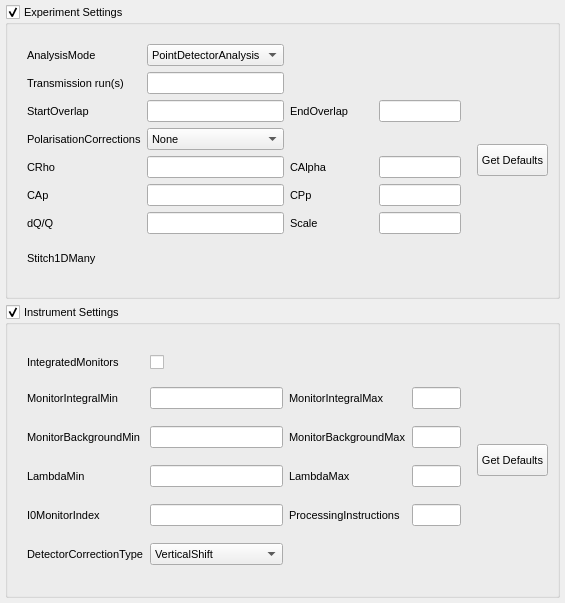
This is qt/scientific_interfaces/ISISReflectometry/ReflSettingsWidget.ui in mantidproject/mantid as Qt 5 draws it before an edit. The edited form follows.
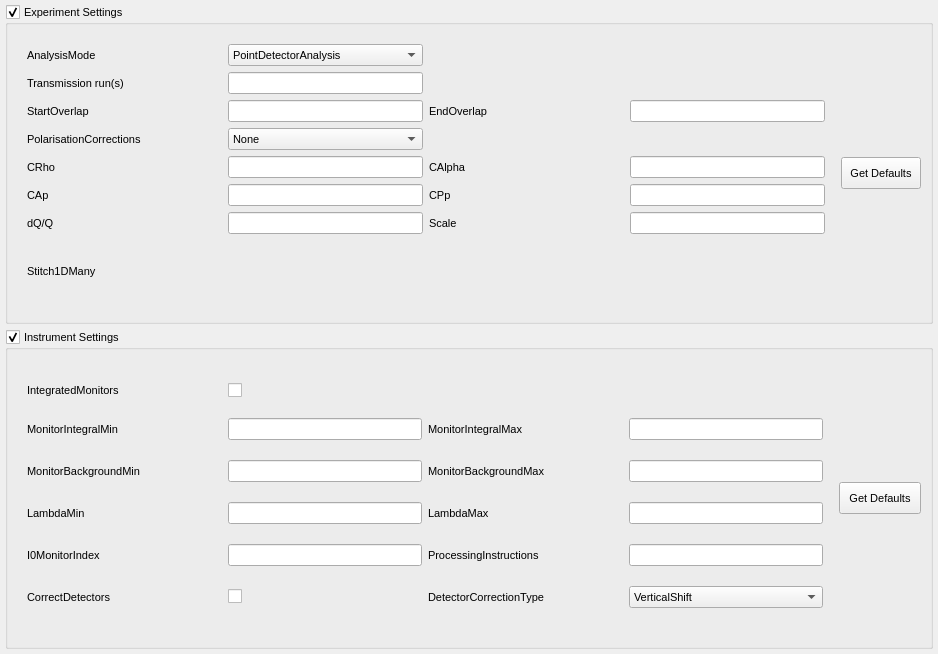
This is the edited form.

Commit message: Re #21337: Made ui file changes to include extra checkbox.

What changed in the file:
```diff
--- a/qt/scientific_interfaces/ISISReflectometry/ReflSettingsWidget.ui
+++ b/qt/scientific_interfaces/ISISReflectometry/ReflSettingsWidget.ui
@@ -6,8 +6,8 @@
    <rect>
     <x>0</x>
     <y>0</y>
-    <width>565</width>
-    <height>603</height>
+    <width>938</width>
+    <height>654</height>
    </rect>
   </property>
   <property name="font">
@@ -302,33 +302,6 @@
           </property>
          </widget>
         </item>
-        <item row="8" column="1">
-         <widget class="QComboBox" name="detectorCorrectionTypeComboBox">
-          <property name="sizePolicy">
-           <sizepolicy hsizetype="Expanding" vsizetype="Fixed">
-            <horstretch>0</horstretch>
-            <verstretch>0</verstretch>
-           </sizepolicy>
-          </property>
-          <item>
-           <property name="text">
-            <string>VerticalShift</string>
-           </property>
-          </item>
-          <item>
-           <property name="text">
-            <string>RotateAroundSample</string>
-           </property>
-          </item>
-         </widget>
-        </item>
-        <item row="8" column="0">
-         <widget class="QLabel" name="detectorCorrectionTypeLabel">
-          <property name="text">
-           <string>DetectorCorrectionType</string>
-          </property>
-         </widget>
-        </item>
         <item row="2" column="3">
          <widget class="QLineEdit" name="monBgMaxEdit"/>
         </item>
@@ -409,6 +382,47 @@
           </property>
          </widget>
         </item>
+        <item row="8" column="3">
+         <widget class="QComboBox" name="detectorCorrectionTypeComboBox">
+          <property name="sizePolicy">
+           <sizepolicy hsizetype="Expanding" vsizetype="Fixed">
+            <horstretch>0</horstretch>
+            <verstretch>0</verstretch>
+           </sizepolicy>
+          </property>
+          <item>
+           <property name="text">
+            <string>VerticalShift</string>
+           </property>
+          </item>
+          <item>
+           <property name="text">
+            <string>RotateAroundSample</string>
+           </property>
+          </item>
+         </widget>
+        </item>
+        <item row="8" column="2">
+         <widget class="QLabel" name="detectorCorrectionTypeLabel">
+          <property name="text">
+           <string>DetectorCorrectionType</string>
+          </property>
+         </widget>
+        </item>
+        <item row="8" column="0">
+         <widget class="QLabel" name="correctDetectorsLabel">
+          <property name="text">
+           <string>CorrectDetectors</string>
+          </property>
+         </widget>
+        </item>
+        <item row="8" column="1">
+         <widget class="QCheckBox" name="correctDetectorsCheckBox">
+          <property name="text">
+           <string/>
+          </property>
+         </widget>
+        </item>
        </layout>
       </item>
       <item>
```
